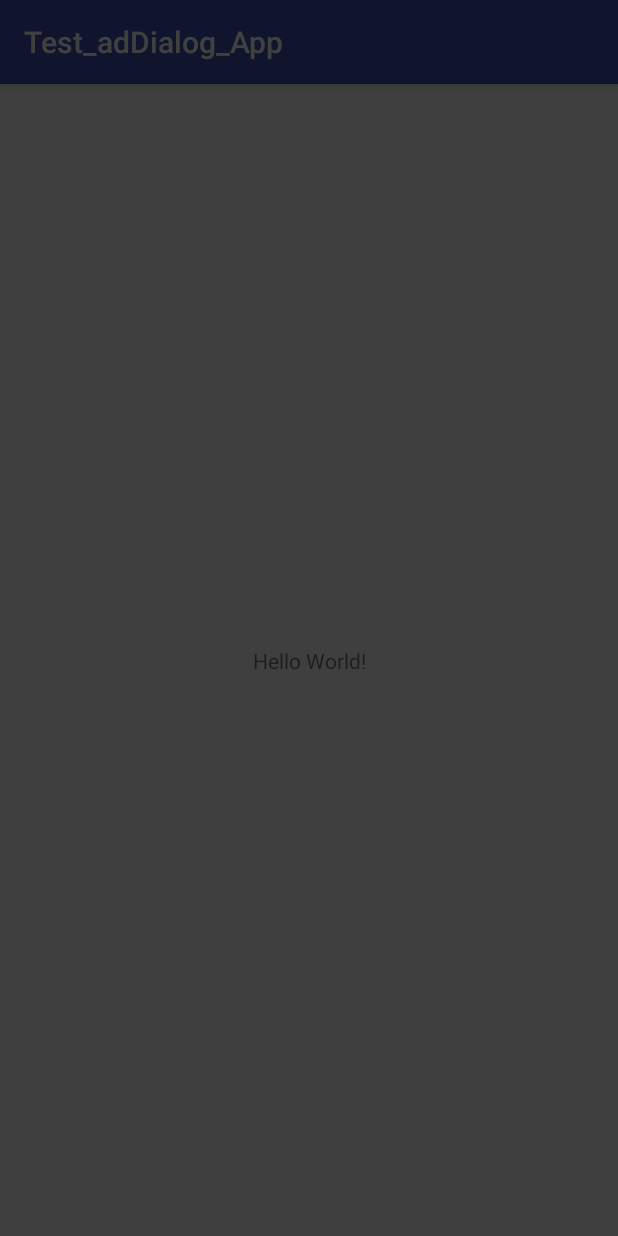
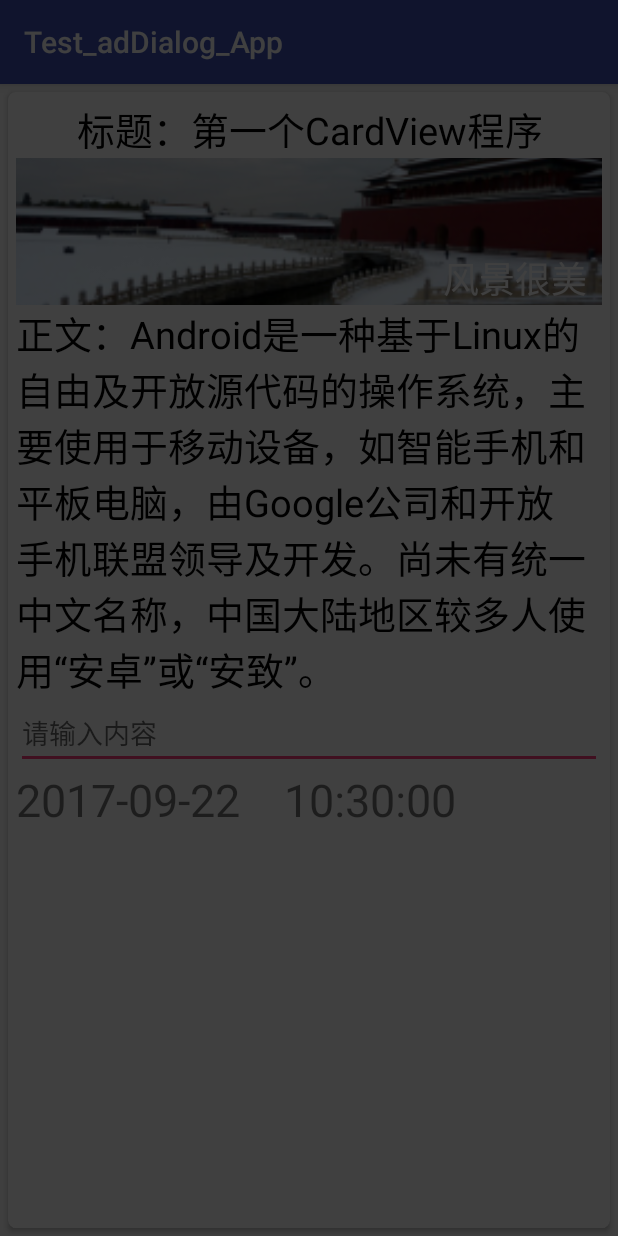
Before and after one commit to hewaiming/Test_adDialog_App, an Android app: the screen it shows after launch (MainActivity), on a phone screen of 412 x 824 dp. Run offline under Robolectric (Android 15) with nearby library versions, the phone set to English and light mode, and no system bars; libraries missing offline, so code that uses them is left out: com.facebook.drawee, com.facebook.imagepipeline, com.facebook.rebound, com.flyco.pageindicator, com.nineoldandroids.view; 29 statements that could not run were skipped.

Commit message:
2017-9-22 第二次提交

```diff
--- a/app/build.gradle
+++ b/app/build.gradle
@@ -28,5 +28,5 @@ dependencies {
     compile 'com.android.support.constraint:constraint-layout:1.0.2'
     testCompile 'junit:junit:4.12'
     compile project(':adlibrary')
-    compile 'com.android.support:cardview-v7:26.0.0-alpha1'
+    compile 'com.android.support:cardview-v7:25.3.1'
 }
--- a/app/src/main/java/com/hewaiming/administrator/test_addialog_app/MainActivity.java
+++ b/app/src/main/java/com/hewaiming/administrator/test_addialog_app/MainActivity.java
@@ -4,6 +4,7 @@ import android.content.Intent;
 import android.support.v7.app.AppCompatActivity;
 import android.os.Bundle;
 import android.view.View;
+import android.widget.TextView;
 import android.widget.Toast;
 import android.net.Uri;
 
@@ -12,16 +13,24 @@ import com.uuch.adlibrary.AdManager;
 import com.uuch.adlibrary.bean.AdInfo;
 import com.uuch.adlibrary.transformer.DepthPageTransformer;
 
+import java.text.SimpleDateFormat;
 import java.util.ArrayList;
 import java.util.List;
 
 public class MainActivity extends AppCompatActivity {
     private List<AdInfo> advList = null;
+    private TextView dateText;
 
     @Override
     protected void onCreate(Bundle savedInstanceState) {
         super.onCreate(savedInstanceState);
         setContentView(R.layout.activity_main);
+        dateText = (TextView) findViewById(R.id.date);
+
+        SimpleDateFormat sDateFormat = new SimpleDateFormat(
+                "yyyy-MM-dd    hh:mm:ss");
+        String date = sDateFormat.format(new java.util.Date());
+        dateText.setText(date);
         initAd();
     }
 
--- a/app/src/main/res/layout/activity_main.xml
+++ b/app/src/main/res/layout/activity_main.xml
@@ -1,18 +1,74 @@
 <?xml version="1.0" encoding="utf-8"?>
-<android.support.constraint.ConstraintLayout xmlns:android="http://schemas.android.com/apk/res/android"
-    xmlns:app="http://schemas.android.com/apk/res-auto"
-    xmlns:tools="http://schemas.android.com/tools"
+<LinearLayout xmlns:android="http://schemas.android.com/apk/res/android"
+    android:layout_width="match_parent"
+    android:layout_height="match_parent">
+<android.support.v7.widget.CardView xmlns:android="http://schemas.android.com/apk/res/android"
+    xmlns:card_view="http://schemas.android.com/apk/res-auto"
     android:layout_width="match_parent"
     android:layout_height="match_parent"
-    tools:context="com.hewaiming.administrator.test_addialog_app.MainActivity">
+    android:layout_margin="5dp"
+    android:orientation="vertical"
+    card_view:cardBackgroundColor="@color/cardview_light_background"
+    card_view:cardCornerRadius="5dp">
 
-    <TextView
-        android:layout_width="wrap_content"
+    <RelativeLayout
+        android:layout_width="match_parent"
         android:layout_height="wrap_content"
-        android:text="Hello World!"
-        app:layout_constraintBottom_toBottomOf="parent"
-        app:layout_constraintLeft_toLeftOf="parent"
-        app:layout_constraintRight_toRightOf="parent"
-        app:layout_constraintTop_toTopOf="parent" />
+        android:padding="5dp">
 
-</android.support.constraint.ConstraintLayout>
+        <TextView
+            android:id="@+id/title"
+            android:layout_width="match_parent"
+            android:layout_height="wrap_content"
+            android:gravity="top|center_horizontal"
+            android:text="标题：第一个CardView程序"
+            android:textColor="@android:color/black"
+            android:textSize="25sp" />
+
+        <ImageView
+            android:id="@+id/pic"
+            android:layout_width="match_parent"
+            android:layout_height="wrap_content"
+            android:layout_below="@id/title"
+            android:layout_centerInParent="true"
+            android:scaleType="centerCrop"
+            android:src="@mipmap/gugong" />
+
+        <TextView
+            android:id="@+id/desc"
+            android:layout_width="wrap_content"
+            android:layout_height="wrap_content"
+            android:layout_alignBottom="@+id/pic"
+            android:layout_alignRight="@+id/pic"
+            android:layout_marginRight="10dp"
+            android:text="风景很美"
+            android:textColor="@android:color/white"
+            android:textSize="24sp" />
+
+        <TextView
+            android:id="@+id/text"
+            android:layout_width="match_parent"
+            android:layout_height="wrap_content"
+            android:layout_below="@id/pic"
+            android:text="正文：Android是一种基于Linux的自由及开放源代码的操作系统，主要使用于移动设备，如智能手机和平板电脑，由Google公司和开放手机联盟领导及开发。尚未有统一中文名称，中国大陆地区较多人使用“安卓”或“安致”。"
+            android:textColor="@android:color/black"
+            android:textSize="25sp" />
+
+        <EditText
+            android:id="@+id/input"
+            android:layout_width="match_parent"
+            android:layout_height="wrap_content"
+            android:layout_below="@id/text"
+            android:hint="请输入内容" />
+
+        <TextView
+            android:id="@+id/date"
+            android:layout_width="wrap_content"
+            android:layout_height="wrap_content"
+            android:layout_below="@id/input"
+            android:text="这里会显示日期"
+            android:textSize="30sp" />
+    </RelativeLayout>
+
+</android.support.v7.widget.CardView>
+</LinearLayout>
```
Also changed, not shown: app/src/main/res/mipmap-xxxhdpi/gugong.jpg (added).
